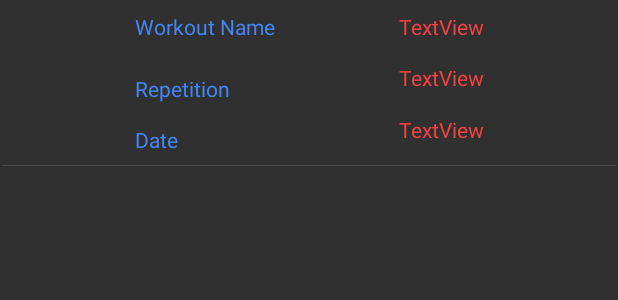
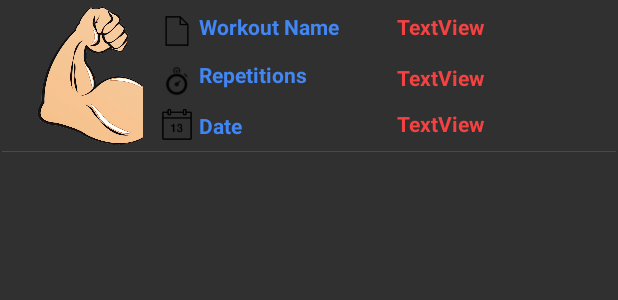
Before and after one commit to AsjadIftikhar/workout, an Android app: the layout listworkout.xml on its own in the app's theme, with its tools: preview values and no code run, on a phone screen of 412 x 824 dp. Shown: the top 300 px of the screen. Run offline under Robolectric (Android 15) with nearby library versions, the phone set to English and light mode, and no system bars.

Commit message:
ui updated

```diff
--- a/app/src/main/java/com/google/mlkit/vision/demo/java/LivePreviewActivity.java
+++ b/app/src/main/java/com/google/mlkit/vision/demo/java/LivePreviewActivity.java
@@ -102,7 +102,8 @@ public final class LivePreviewActivity extends AppCompatActivity
     Spinner spinner = findViewById(R.id.spinner);
     List<String> options = new ArrayList<>();
     options.add(POSE_DETECTION);
-
+///
+    options.add("Deadlift");
 
     // Creating adapter for spinner
     ArrayAdapter<String> dataAdapter = new ArrayAdapter<>(this, R.layout.spinner_style, options);
--- a/app/src/main/java/com/google/mlkit/vision/demo/java/WorkoutHome.java
+++ b/app/src/main/java/com/google/mlkit/vision/demo/java/WorkoutHome.java
@@ -33,6 +33,7 @@ public class WorkoutHome extends AppCompatActivity {
         setContentView(R.layout.activity_workouthistory);
         recyclerView= findViewById(R.id.rv_history);
         workoutList = new ArrayList<>();
+        getSupportActionBar().hide();
         setWorkoutInfo();
         setAdapter();
     }
--- a/app/src/main/res/layout/fragment_profile.xml
+++ b/app/src/main/res/layout/fragment_profile.xml
@@ -29,7 +29,7 @@
             app:backgroundTint="#CF505F"
             app:iconTint="#DEE1F4"
             app:layout_constraintEnd_toEndOf="parent"
-            app:layout_constraintHorizontal_bias="0.549"
+            app:layout_constraintHorizontal_bias="0.497"
             app:layout_constraintStart_toStartOf="parent"
             app:layout_constraintTop_toBottomOf="@+id/btn_profile_activity" />
 
--- a/app/src/main/res/layout/listworkout.xml
+++ b/app/src/main/res/layout/listworkout.xml
@@ -14,20 +14,21 @@
         app:layout_constraintBottom_toBottomOf="parent"
         app:layout_constraintEnd_toEndOf="parent"
         app:layout_constraintStart_toStartOf="parent"
-        app:layout_constraintTop_toBottomOf="parent" />
+        app:layout_constraintTop_toBottomOf="parent"
+        app:layout_constraintVertical_bias="0.0" />
 
     <TextView
         android:id="@+id/textView2"
-        android:layout_width="97dp"
-        android:layout_height="33dp"
-        android:layout_marginStart="16dp"
+        android:layout_width="114dp"
+        android:layout_height="24dp"
         android:layout_marginTop="8dp"
         android:text="Workout Name"
         android:textColor="@color/blue"
+        android:textSize="14sp"
+        android:textStyle="bold"
         app:layout_constraintBottom_toTopOf="@+id/textView5"
         app:layout_constraintEnd_toStartOf="@+id/workoutName"
-        app:layout_constraintHorizontal_bias="0.485"
-        app:layout_constraintStart_toStartOf="parent"
+        app:layout_constraintStart_toEndOf="@+id/workout_image"
         app:layout_constraintTop_toTopOf="parent"
         app:layout_constraintVertical_bias="0.65" />
 
@@ -36,8 +37,9 @@
         android:layout_width="78dp"
         android:layout_height="26dp"
         android:layout_marginTop="8dp"
-        android:text="Repetition"
+        android:text="Repetitions"
         android:textColor="@color/blue"
+        android:textStyle="bold"
         app:layout_constraintStart_toStartOf="@+id/textView2"
         app:layout_constraintTop_toBottomOf="@+id/textView2"
         tools:ignore="MissingConstraints" />
@@ -50,19 +52,21 @@
         android:layout_marginBottom="8dp"
         android:text="Date"
         android:textColor="@color/blue"
+        android:textStyle="bold"
         app:layout_constraintBottom_toBottomOf="parent"
         app:layout_constraintStart_toStartOf="@+id/textView5"
         app:layout_constraintTop_toBottomOf="@+id/textView5" />
 
     <TextView
         android:id="@+id/workoutName"
-        android:layout_width="66dp"
+        android:layout_width="107dp"
         android:layout_height="26dp"
         android:layout_marginTop="8dp"
-        android:layout_marginEnd="80dp"
+        android:layout_marginEnd="40dp"
+        android:text="TextView"
         android:textAlignment="center"
-        android:text="TextView"
         android:textColor="@color/red"
+        android:textStyle="bold"
         app:layout_constraintEnd_toEndOf="parent"
         app:layout_constraintTop_toTopOf="parent" />
 
@@ -74,21 +78,63 @@
         android:text="TextView"
         android:textAlignment="center"
         android:textColor="@color/red"
+        android:textStyle="bold"
         app:layout_constraintStart_toStartOf="@+id/workoutName"
         app:layout_constraintTop_toBottomOf="@+id/workoutName" />
 
     <TextView
         android:id="@+id/date"
-        android:layout_width="73dp"
-        android:layout_height="21dp"
+        android:layout_width="96dp"
+        android:layout_height="19dp"
         android:layout_marginTop="8dp"
         android:layout_marginBottom="8dp"
         android:text="TextView"
         android:textAlignment="center"
         android:textColor="@color/red"
+        android:textStyle="bold"
         app:layout_constraintBottom_toBottomOf="parent"
         app:layout_constraintStart_toStartOf="@+id/repitition"
         app:layout_constraintTop_toBottomOf="@+id/repitition" />
 
+    <ImageView
+        android:id="@+id/workout_image"
+        android:layout_width="82dp"
+        android:layout_height="92dp"
+        android:layout_marginStart="1dp"
+        android:layout_marginEnd="14dp"
+        app:layout_constraintBottom_toBottomOf="parent"
+        app:layout_constraintEnd_toStartOf="@+id/textView2"
+        app:layout_constraintStart_toStartOf="parent"
+        app:layout_constraintTop_toTopOf="parent"
+        tools:srcCompat="@drawable/ic_bicep" />
+
+    <ImageView
+        android:id="@+id/iv_name"
+        android:layout_width="21dp"
+        android:layout_height="21dp"
+        android:layout_marginTop="10dp"
+        android:layout_marginEnd="4dp"
+        app:layout_constraintEnd_toStartOf="@+id/textView2"
+        app:layout_constraintTop_toTopOf="parent"
+        tools:srcCompat="@drawable/ic_name" />
+
+    <ImageView
+        android:id="@+id/iv_reps"
+        android:layout_width="21dp"
+        android:layout_height="21dp"
+        android:layout_marginTop="12dp"
+        app:layout_constraintStart_toStartOf="@+id/iv_name"
+        app:layout_constraintTop_toBottomOf="@+id/iv_name"
+        tools:srcCompat="@drawable/ic_repetition" />
+
+    <ImageView
+        android:id="@+id/iv_date"
+        android:layout_width="21dp"
+        android:layout_height="21dp"
+        android:layout_marginTop="8dp"
+        app:layout_constraintStart_toStartOf="@+id/iv_reps"
+        app:layout_constraintTop_toBottomOf="@+id/iv_reps"
+        tools:srcCompat="@drawable/ic_date" />
+
 
 </androidx.constraintlayout.widget.ConstraintLayout>
```
Also changed, not shown: app/build.gradle (+7 -0 lines), app/src/main/java/com/google/mlkit/vision/demo/java/WorkoutAdapter.java (+19 -1 lines), app/src/main/res/layout/activity_workouthistory.xml (+7 -7 lines), app/src/main/res/drawable-v24/ic_bicep.png (added), app/src/main/res/drawable-v24/ic_date.png (added), app/src/main/res/drawable-v24/ic_name.png (added), app/src/main/res/drawable-v24/ic_repetition.png (added).
